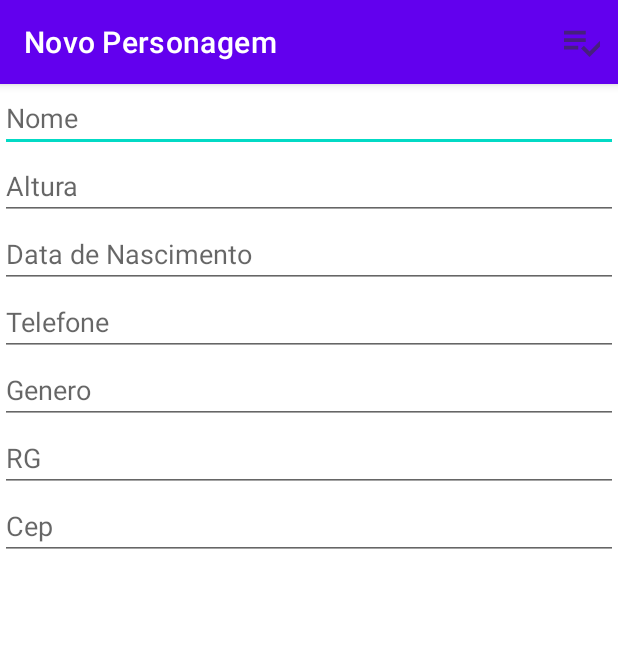
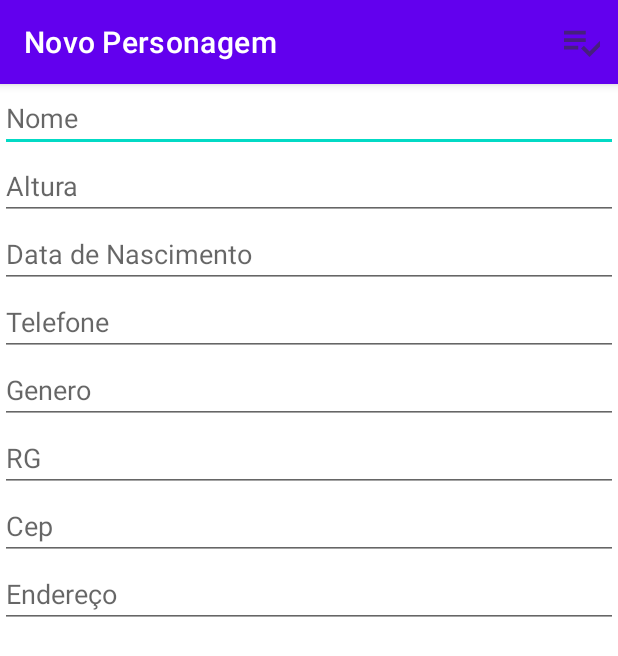
Before and after one commit to WDGustavo/GustavoHenrique_190339_AGM_Final, an Android app: the FormularioPersonagensActivity screen opened directly, with no data from a screen before it, on a phone screen of 412 x 824 dp. Shown: the top 656 px of the screen. Run offline under Robolectric (Android 15) with nearby library versions, the phone set to English and light mode, and no system bars; libraries missing offline, so code that uses them is left out: com.github.rtoshiro.util; 15 statements that could not run were skipped.

Commit message:
Adição de Icone, campos de RG cep telefone, genero e Endereço

```diff
--- a/app/src/main/java/com/gustavoh/listchracters/ui/actvities/FormularioPersonagensActivity.java
+++ b/app/src/main/java/com/gustavoh/listchracters/ui/actvities/FormularioPersonagensActivity.java
@@ -31,7 +31,7 @@ public class FormularioPersonagensActivity extends AppCompatActivity {
     private EditText campoGenero;
     private EditText campoRG;
     private EditText campoCep;
-
+    private EditText campoEndereco;
 
     //Cria uma variavel referente a classe PersonagemDAO
     private final PersonagemDAO dao = new PersonagemDAO();
@@ -93,6 +93,7 @@ public class FormularioPersonagensActivity extends AppCompatActivity {
         campoGenero.setText(personagem.getGenero());
         campoRG.setText(personagem.getRG());
         campoCep.setText((personagem.getCep()));
+        campoEndereco.setText((personagem.getEndereco()));
         //*
     }
 
@@ -133,6 +134,7 @@ public class FormularioPersonagensActivity extends AppCompatActivity {
         campoGenero = findViewById(R.id.editText_Genero);
         campoRG = findViewById(R.id.editText_RG);
         campoCep = findViewById(R.id.editText_Cep);
+        campoEndereco = findViewById(R.id.editText_Endereco);
         //*
         //configuração da escrita dos campos altura e nascimento utilizando as modificações do rtoshiro
         //Altura em metros
@@ -167,6 +169,7 @@ public class FormularioPersonagensActivity extends AppCompatActivity {
         String genero = campoGenero.getText().toString();
         String rg = campoRG.getText().toString();
         String cep = campoCep.getText().toString();
+        String endereco = campoEndereco.getText().toString();
         //*
         //seta o local para salvar a informação adcionada
         personagem.setNome(nome);
@@ -176,6 +179,7 @@ public class FormularioPersonagensActivity extends AppCompatActivity {
         personagem.setGenero(genero);
         personagem.setRG(rg);
         personagem.setCep(cep);
+        personagem.setEndereco(endereco);
         //*
     }
 }
--- a/app/src/main/res/layout/activity_formulario_personagens.xml
+++ b/app/src/main/res/layout/activity_formulario_personagens.xml
@@ -76,5 +76,13 @@
             android:inputType="textPostalAddress"
             android:hint="Cep"/>
 
+        <EditText
+            android:id="@+id/editText_Endereco"
+            android:layout_width="match_parent"
+            android:layout_height="wrap_content"
+            android:ems="10"
+            android:inputType="textPersonName"
+            android:hint="Endereço" />
+
     </LinearLayout>
 </ScrollView>
```
Also changed, not shown: app/src/main/java/com/gustavoh/listchracters/model/Personagem.java (+7 -1 lines).
